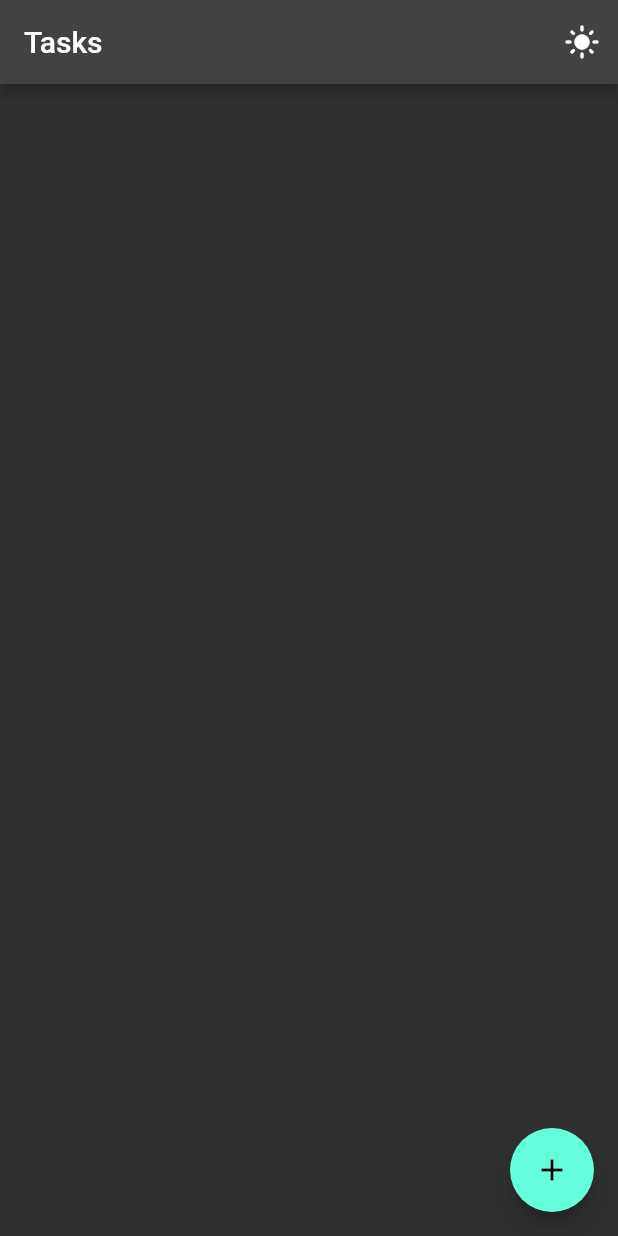
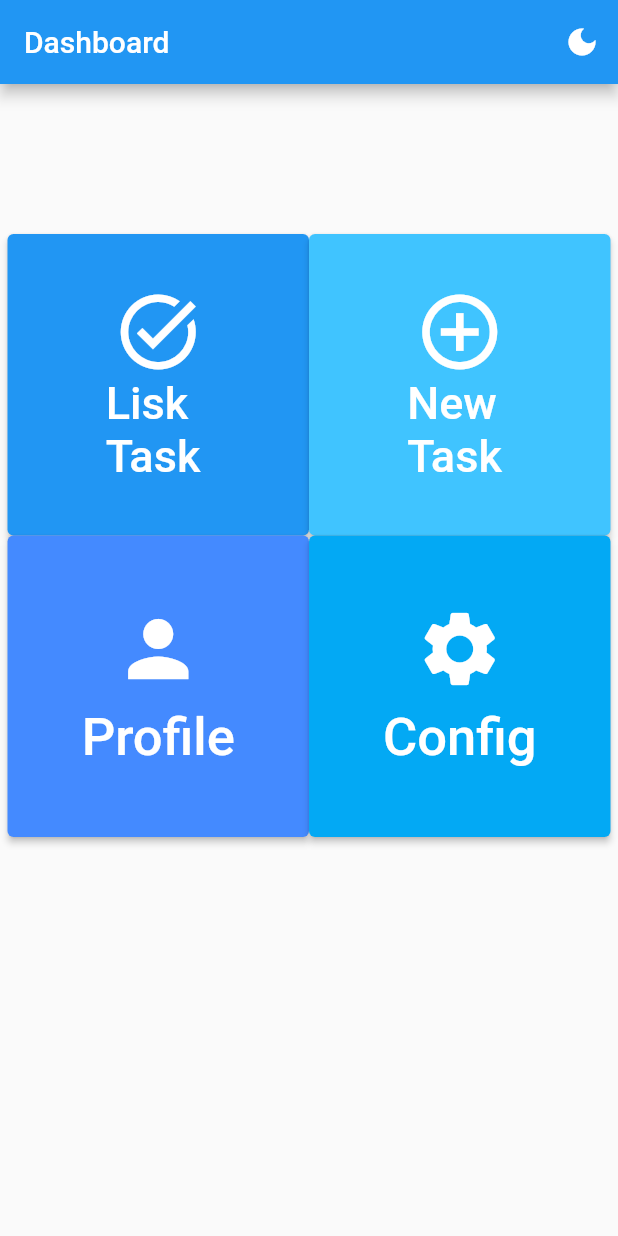
Before and after one commit to WillAPS/crud_flutter, a Flutter app: the screen it shows after launch, on a phone screen of 412 x 824 dp. Run offline on Flutter 3.47's test engine with Material 2 defaults, Android fonts, the phone set to English and light mode, and no system bars; our stand-ins replace google_fonts.

Commit message:
Criacao Dashboard

```diff
--- a/lib/main.dart
+++ b/lib/main.dart
@@ -1,22 +1,35 @@
 import 'package:flutter/foundation.dart';
 import 'package:flutter/material.dart';
-import 'package:helloworld/screens/task/list.dart';
+import 'package:google_fonts/google_fonts.dart';
+import 'package:helloworld/screens/home_page.dart';
+import 'package:helloworld/screens/task/adicionar_task.dart';
+import 'package:helloworld/screens/task/listar_tasks.dart';
 import 'package:helloworld/theme_changer.dart';
 
 void main() => runApp(const TodoListApp());
 
 class TodoListApp extends StatelessWidget {
   const TodoListApp({Key? key}) : super(key: key);
+
   // This widget is the root of your application.
   @override
   Widget build(BuildContext context) {
     return ThemeBuilder(
-      defaultBrightness: Brightness.dark,
-      defaultIcon: Icons.dark_mode,
-      builder: (context, _brightness, _icon) {
+      defaultBrightness: Brightness.light,
+      builder: (context, _brightness) {
         return MaterialApp(
-          theme: ThemeData(primarySwatch: Colors.blue, brightness: _brightness),
-          home: TasksList(),
+          theme: ThemeData(
+            primarySwatch: Colors.blue,
+            brightness: _brightness,
+            textTheme: GoogleFonts.aBeeZeeTextTheme(
+              Theme.of(context).textTheme,
+            ),
+          ),
+          home: HomePage(),
+          routes: {
+            '/ListTask': (context) => TasksList(),
+            '/NewTask': (context) => AddTask(),
+          },
         );
       },
     );
--- /dev/null
+++ b/lib/screens/home_page.dart
@@ -0,0 +1,169 @@
+import 'package:flutter/material.dart';
+import 'package:helloworld/screens/task/adicionar_task.dart';
+
+import '../theme_changer.dart';
+
+const _titleAppBar = Text('Dashboard');
+
+class HomePage extends StatefulWidget {
+  @override
+  State<StatefulWidget> createState() => _HomePageState();
+}
+
+class _HomePageState extends State<HomePage> {
+  bool click = true;
+
+  @override
+  Widget build(BuildContext context) {
+    return Scaffold(
+      appBar: AppBar(
+        title: _titleAppBar,
+        actions: <Widget>[
+          IconButton(
+            onPressed: () {
+              ThemeBuilder.of(context)?.changeTheme();
+              setState(() {
+                click = !click;
+              });
+            },
+            icon: Icon((click == false) ? Icons.light_mode : Icons.dark_mode),
+          ),
+        ],
+      ),
+      body: GridView.count(
+        padding: const EdgeInsets.fromLTRB(5, 100, 5, 80),
+        crossAxisCount: 2,
+        children: <Widget>[
+          buildElevatedButtonTasks(),
+          buildElevatedButtonNewTask(),
+          buildElevatedButtonConfig(),
+          buildElevatedButtonProfile(),
+        ],
+      ),
+    );
+  }
+
+  ElevatedButton buildElevatedButtonTasks() {
+    return ElevatedButton(
+      style: ElevatedButton.styleFrom(
+        primary: Colors.blue,
+        padding: const EdgeInsets.fromLTRB(10, 10, 10, 10),
+      ),
+      onPressed: () {
+        Navigator.pushNamed(context, '/ListTask');
+      },
+      child: Container(
+        padding: const EdgeInsets.fromLTRB(40, 10, 40, 10),
+        height: 150,
+        width: 150,
+        child: Column(
+          mainAxisAlignment: MainAxisAlignment.spaceBetween,
+          children: const [
+            Icon(
+              Icons.task_alt,
+              color: Colors.white,
+              size: 60,
+            ),
+            Text(
+              'Lisk Task',
+              style: TextStyle(color: Colors.white, fontSize: 30),
+            ),
+          ],
+        ),
+      ),
+    );
+  }
+
+  ElevatedButton buildElevatedButtonConfig() {
+    return ElevatedButton(
+      style: ElevatedButton.styleFrom(
+        primary: Colors.blueAccent,
+        padding: const EdgeInsets.fromLTRB(10, 10, 10, 10),
+      ),
+      onPressed: () {},
+      child: Container(
+        padding: const EdgeInsets.all(20),
+        height: 150,
+        width: 150,
+        child: Column(
+          mainAxisAlignment: MainAxisAlignment.spaceBetween,
+          children: const [
+            Icon(
+              Icons.person,
+              color: Colors.white,
+              size: 60,
+            ),
+            Text(
+              'Profile',
+              style: TextStyle(color: Colors.white, fontSize: 35),
+            ),
+          ],
+        ),
+      ),
+    );
+  }
+
+  ElevatedButton buildElevatedButtonProfile() {
+    return ElevatedButton(
+      style: ElevatedButton.styleFrom(
+        primary: Colors.lightBlue,
+        padding: const EdgeInsets.fromLTRB(10, 10, 10, 10),
+      ),
+      onPressed: () {},
+      child: Container(
+        padding: const EdgeInsets.all(20),
+        height: 150,
+        width: 150,
+        child: Column(
+          mainAxisAlignment: MainAxisAlignment.spaceBetween,
+          children: const [
+            Icon(
+              Icons.settings,
+              color: Colors.white,
+              size: 60,
+            ),
+            Text(
+              'Config',
+              style: TextStyle(color: Colors.white, fontSize: 35),
+            ),
+          ],
+        ),
+      ),
+    );
+  }
+
+  ElevatedButton buildElevatedButtonNewTask() {
+    return ElevatedButton(
+      style: ElevatedButton.styleFrom(
+        primary: Colors.lightBlueAccent,
+        padding: const EdgeInsets.fromLTRB(10, 10, 10, 10),
+      ),
+      onPressed: () {
+        Navigator.pushNamed(context, '/NewTask');
+      },
+      child: Container(
+        padding: const EdgeInsets.fromLTRB(40, 10, 40, 10),
+        height: 150,
+        width: 150,
+        child: Column(
+          mainAxisAlignment: MainAxisAlignment.spaceBetween,
+          crossAxisAlignment: CrossAxisAlignment.center,
+          children: const [
+            Icon(
+              Icons.add_circle_outline,
+              color: Colors.white,
+              size: 60,
+            ),
+            Text(
+              'New Task',
+              style: TextStyle(
+                color: Colors.white,
+                fontSize: 30,
+              ),
+            ),
+          ],
+        ),
+      ),
+    );
+  }
+}
--- a/lib/screens/task/add.dart
+++ b/lib/screens/task/adicionar_task.dart
@@ -7,11 +7,13 @@ class AddTask extends StatelessWidget {
   final TextEditingController _controllerTitleTask = TextEditingController();
   final TextEditingController _controllerSubTitleTask = TextEditingController();
 
+  AddTask({Key? key}) : super(key: key);
+
   @override
   Widget build(BuildContext context) {
     return Scaffold(
       appBar: AppBar(
-        title: Text('Criando Task'),
+        title: const Text('Criando Task'),
       ),
       body: SingleChildScrollView(
         child: Column(children: <Widget>[
@@ -41,9 +43,7 @@ class AddTask extends StatelessWidget {
     final String titleTask = _controllerTitleTask.text;
     final String subTitleTask = _controllerSubTitleTask.text;
     Task(titleTask, subTitleTask);
-    if (titleTask != null && subTitleTask != null) {
-      final createdTask = Task(titleTask, subTitleTask);
-      Navigator.pop(context, createdTask);
-    }
+    final createdTask = Task(titleTask, subTitleTask);
+    Navigator.pop(context, createdTask);
   }
 }
--- a/lib/screens/task/list.dart
+++ b/lib/screens/task/listar_tasks.dart
@@ -2,7 +2,7 @@ import 'package:flutter/material.dart';
 
 import '../../models/task.dart';
 import '../../theme_changer.dart';
-import 'add.dart';
+import 'adicionar_task.dart';
 
 const _titleAppBar = Text('Tasks');
 
@@ -18,21 +18,12 @@ class TasksList extends StatefulWidget {
 }
 
 class TasksListState extends State<TasksList> {
+
   @override
   Widget build(BuildContext context) {
     return Scaffold(
       appBar: AppBar(
         title: _titleAppBar,
-        actions: <Widget>[
-          IconButton(
-              onPressed: () {
-                ThemeBuilder.of(context)?.changeTheme();
-                setState(() {
-                  icon: Icon(Icons.dark_mode);
-                });
-              },
-              icon: Icon(Icons.light_mode))
-        ],
       ),
       body: ListView.builder(
         itemCount: widget._tasks.length,
@@ -53,15 +44,14 @@ class TasksListState extends State<TasksList> {
   }
 
   void _att(Task? receiveTask) {
-     if (receiveTask != null &&
-        receiveTask.taskTitle != "" &&
-        receiveTask.taskSubTitle != "") {
+    if (receiveTask != null && receiveTask.taskTitle != "") {
       setState(() {
         widget._tasks.add(receiveTask);
       });
     }
   }
 }
+
 
 class TaskTransferencia extends StatelessWidget {
   final Task _task;
@@ -72,7 +62,7 @@ class TaskTransferencia extends StatelessWidget {
   Widget build(BuildContext context) {
     return Card(
       child: ListTile(
-        leading: const Icon(Icons.task),
+        leading: Icon(Icons.task_alt),
         title: Text(_task.taskTitle),
         subtitle: Text(_task.taskSubTitle),
       ),
--- a/lib/theme_changer.dart
+++ b/lib/theme_changer.dart
@@ -1,10 +1,9 @@
 import 'package:flutter/material.dart';
 
 class ThemeBuilder extends StatefulWidget {
-  final Widget Function(BuildContext context, Brightness brightness, IconData icon) builder;
+  final Widget Function(BuildContext context, Brightness brightness) builder;
   final Brightness defaultBrightness;
-  final IconData defaultIcon;
-  ThemeBuilder({required this.builder, required this.defaultBrightness, required this.defaultIcon});
+  ThemeBuilder({required this.builder, required this.defaultBrightness});
 
   @override
   _ThemeBuilderState createState() => _ThemeBuilderState();
@@ -23,18 +22,16 @@ class _ThemeBuilderState extends State<ThemeBuilder> {
   void initState() {
     super.initState();
     _brightness = widget.defaultBrightness;
-    _icon = widget.defaultIcon;
   }
 
   void changeTheme() {
     setState(() {
       _brightness = _brightness == Brightness.dark ? Brightness.light : Brightness.dark;
-      _icon = _icon == Icons.light_mode ? Icons.dark_mode : Icons.light_mode;
     });
   }
 
   @override
   Widget build(BuildContext context) {
-    return widget.builder(context, _brightness, _icon);
+    return widget.builder(context, _brightness);
   }
 }
--- a/pubspec.yaml
+++ b/pubspec.yaml
@@ -19,6 +19,7 @@ environment:
 dependencies:
   flutter:
     sdk: flutter
+  google_fonts: ^2.1.0
 
 dev_dependencies:
   flutter_test:
@@ -43,9 +44,8 @@ flutter:
   uses-material-design: true
 
   # To add assets to your application, add an assets section, like this:
-  # assets:
-  #  - images/a_dot_burr.jpeg
-  #  - images/a_dot_ham.jpeg
+  assets:
+    - images/twice.jpg
 
   # An image asset can refer to one or more resolution-specific "variants", see
   # https://flutter.dev/assets-and-images/#resolution-aware.
```
Also changed, not shown: images/twice.jpg (added), pubspec.lock.
